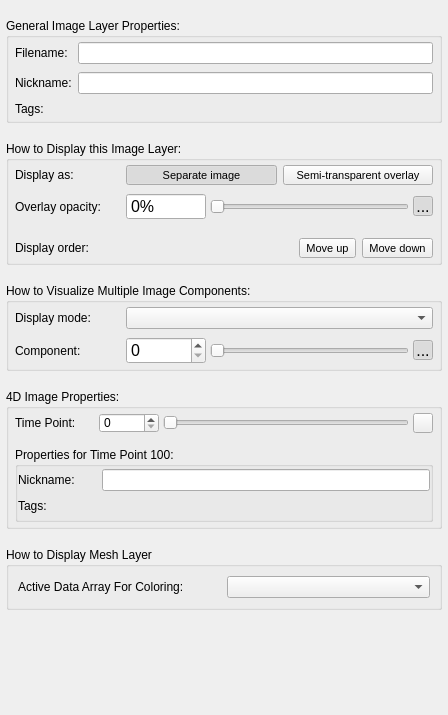
Before: the Qt Designer form GUI/Qt/Components/GeneralLayerInspector.ui in pyushkevich/itksnap, drawn with Qt 5.
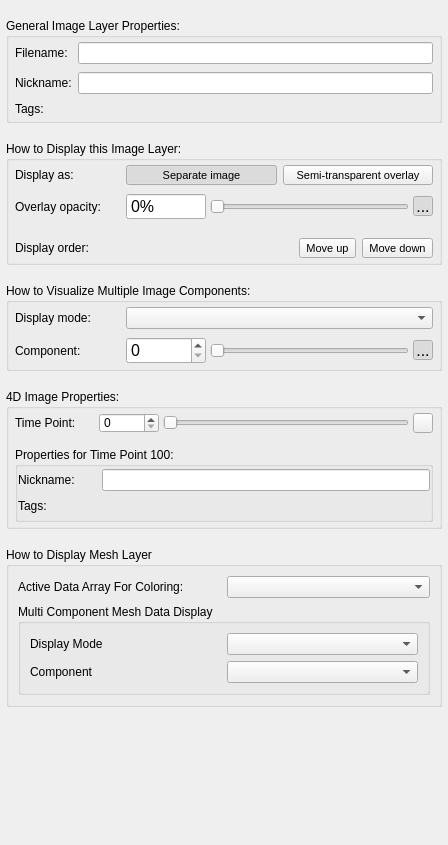
After: the same form once the commit is applied. Icons and pictures are not drawn. Custom widgets are drawn as their Qt base class.

Commit message: czi-70: fixed a multi-component menu issue

```diff
--- a/GUI/Qt/Components/GeneralLayerInspector.ui
+++ b/GUI/Qt/Components/GeneralLayerInspector.ui
@@ -7,7 +7,7 @@
     <x>0</x>
     <y>0</y>
     <width>448</width>
-    <height>715</height>
+    <height>845</height>
    </rect>
   </property>
   <property name="windowTitle">
@@ -851,17 +851,54 @@
      <property name="title">
       <string>How to Display Mesh Layer</string>
      </property>
-     <layout class="QGridLayout" name="gridLayout_6">
-      <item row="0" column="0">
-       <widget class="QLabel" name="lblMeshDataName">
-        <property name="text">
-         <string>Active Data Array For Coloring:</string>
+     <layout class="QVBoxLayout" name="verticalLayout">
+      <item>
+       <layout class="QHBoxLayout" name="horizontalLayout_6">
+        <item>
+         <widget class="QLabel" name="lblMeshDataName">
+          <property name="text">
+           <string>Active Data Array For Coloring:</string>
+          </property>
+         </widget>
+        </item>
+        <item>
+         <widget class="QComboBox" name="boxMeshDataName">
+          <property name="currentIndex">
+           <number>-1</number>
+          </property>
+         </widget>
+        </item>
+       </layout>
+      </item>
+      <item>
+       <widget class="QGroupBox" name="grpMCMesh">
+        <property name="title">
+         <string>Multi Component Mesh Data Display</string>
         </property>
+        <layout class="QGridLayout" name="gridLayout_6">
+         <item row="0" column="0">
+          <widget class="QLabel" name="lblMeshMCMode">
+           <property name="text">
+            <string>Display Mode</string>
+           </property>
+          </widget>
+         </item>
+         <item row="0" column="1">
+          <widget class="QComboBox" name="boxMeshMCMode"/>
+         </item>
+         <item row="1" column="0">
+          <widget class="QLabel" name="lblMeshCompName">
+           <property name="text">
+            <string>Component</string>
+           </property>
+          </widget>
+         </item>
+         <item row="1" column="1">
+          <widget class="QComboBox" name="boxMeshCompName"/>
+         </item>
+        </layout>
        </widget>
       </item>
-      <item row="0" column="1">
-       <widget class="QComboBox" name="boxMeshDataName"/>
-      </item>
      </layout>
     </widget>
    </item>
```
The commit also changes 10 other files.
